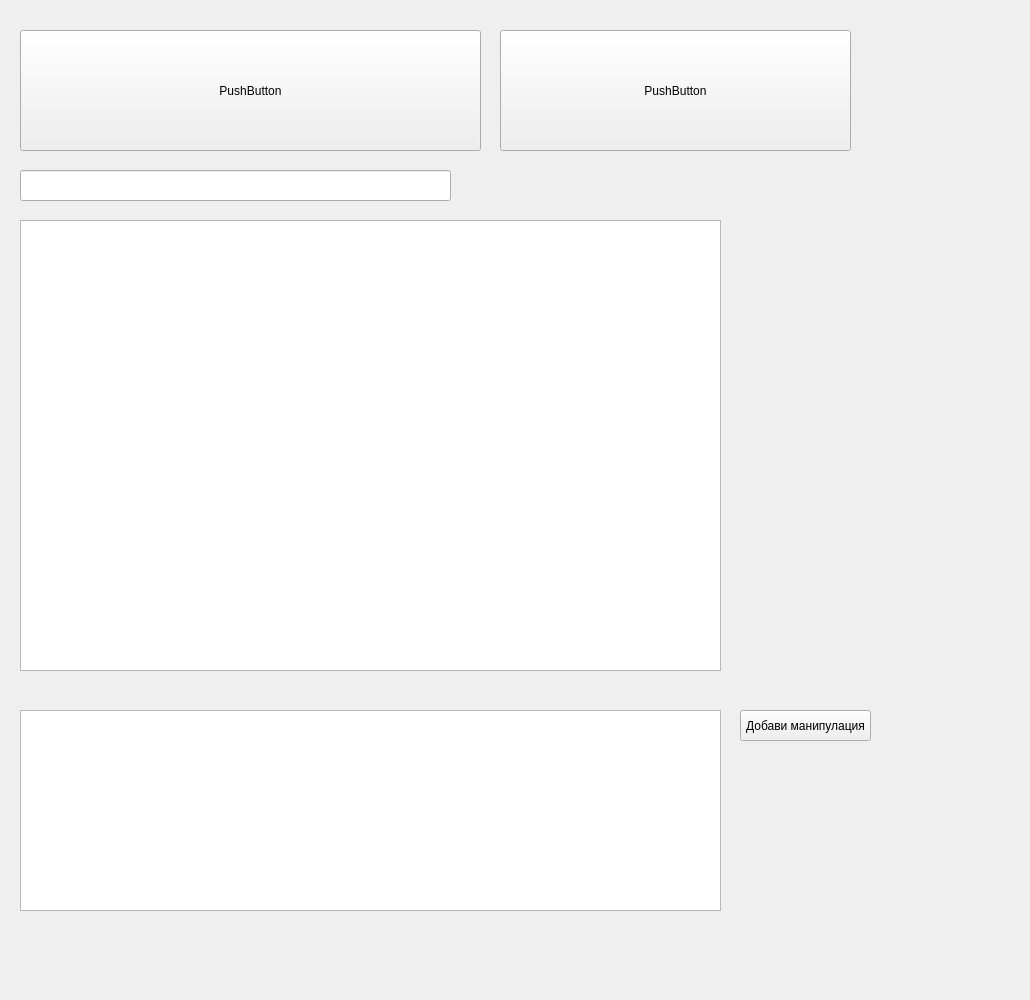
First picture: the form in src/View/ListView/ListView.ui, repository thefinalcutbg/DinoDent, before the edit.
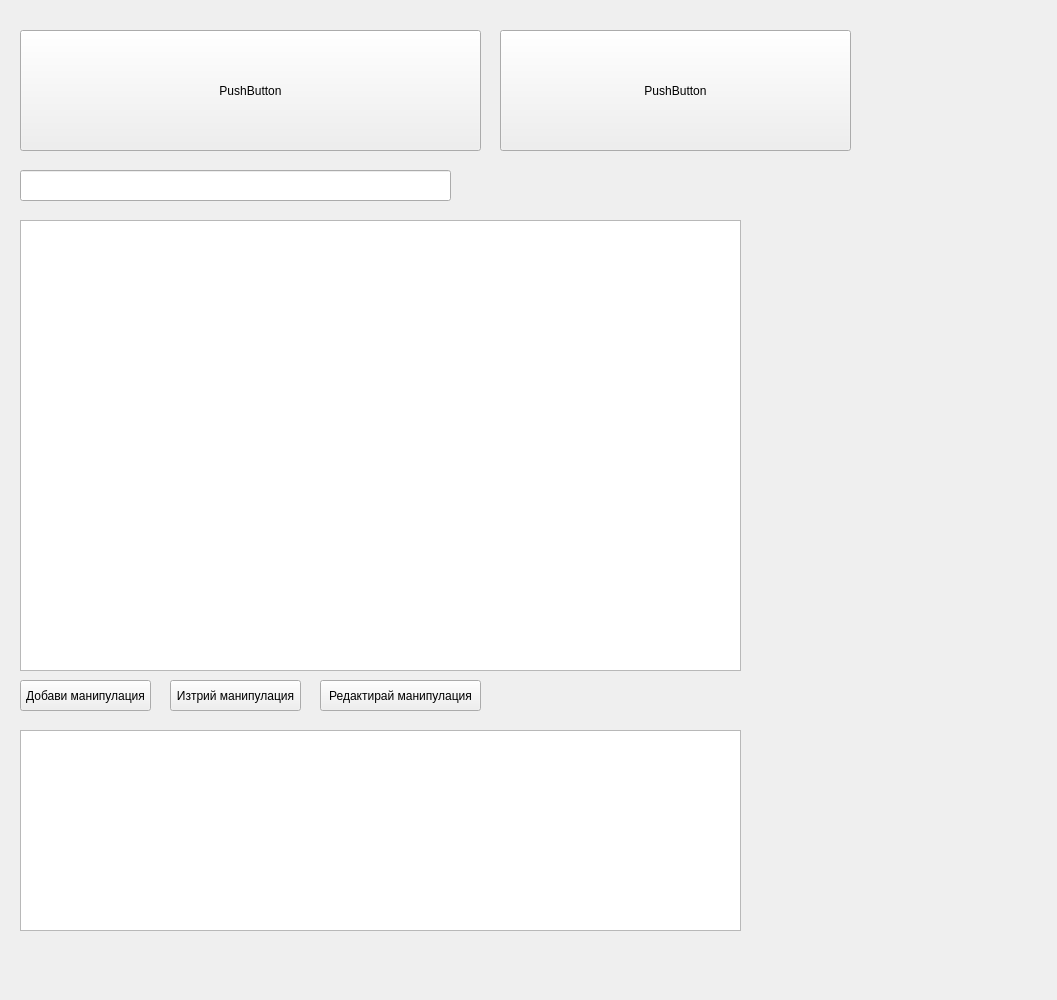
Second picture: the form after the edit. Custom widgets are drawn as their Qt base class.

What changed in the file:
```diff
--- a/src/View/ListView/ListView.ui
+++ b/src/View/ListView/ListView.ui
@@ -6,7 +6,7 @@
    <rect>
     <x>0</x>
     <y>0</y>
-    <width>1030</width>
+    <width>1057</width>
     <height>1000</height>
    </rect>
   </property>
@@ -30,7 +30,7 @@
     <rect>
      <x>20</x>
      <y>220</y>
-     <width>701</width>
+     <width>721</width>
      <height>451</height>
     </rect>
    </property>
@@ -74,7 +74,7 @@
   <widget class="ControlPanel" name="controlPanel" native="true">
    <property name="geometry">
     <rect>
-     <x>720</x>
+     <x>750</x>
      <y>350</y>
      <width>300</width>
      <height>334</height>
@@ -84,10 +84,10 @@
   <widget class="SurfacePanel" name="surfacePanel" native="true">
    <property name="geometry">
     <rect>
-     <x>720</x>
+     <x>750</x>
      <y>220</y>
      <width>291</width>
-     <height>129</height>
+     <height>142</height>
     </rect>
    </property>
   </widget>
@@ -95,17 +95,20 @@
    <property name="geometry">
     <rect>
      <x>20</x>
-     <y>710</y>
-     <width>701</width>
+     <y>730</y>
+     <width>721</width>
      <height>201</height>
     </rect>
    </property>
+   <property name="styleSheet">
+    <string notr="true"/>
+   </property>
   </widget>
   <widget class="QPushButton" name="procedureButton">
    <property name="geometry">
     <rect>
-     <x>740</x>
-     <y>710</y>
+     <x>20</x>
+     <y>680</y>
      <width>131</width>
      <height>31</height>
     </rect>
@@ -114,6 +117,32 @@
     <string>Добави манипулация</string>
    </property>
   </widget>
+  <widget class="QPushButton" name="deleteProcedure">
+   <property name="geometry">
+    <rect>
+     <x>170</x>
+     <y>680</y>
+     <width>131</width>
+     <height>31</height>
+    </rect>
+   </property>
+   <property name="text">
+    <string>Изтрий манипулация</string>
+   </property>
+  </widget>
+  <widget class="QPushButton" name="editProcedure">
+   <property name="geometry">
+    <rect>
+     <x>320</x>
+     <y>680</y>
+     <width>161</width>
+     <height>31</height>
+    </rect>
+   </property>
+   <property name="text">
+    <string>Редактирай манипулация</string>
+   </property>
+  </widget>
  </widget>
  <layoutdefault spacing="6" margin="11"/>
  <customwidgets>
@@ -139,6 +168,11 @@
    <header>SurfacePanel/surfacepanel.h</header>
    <container>1</container>
   </customwidget>
+  <customwidget>
+   <class>ProcedureTable</class>
+   <extends>QTableView</extends>
+   <header>Procedures/proceduretable.h</header>
+  </customwidget>
  </customwidgets>
  <resources/>
  <connections/>
```
Left out of the diff: 2 changed lines with no effect on the pictures.
